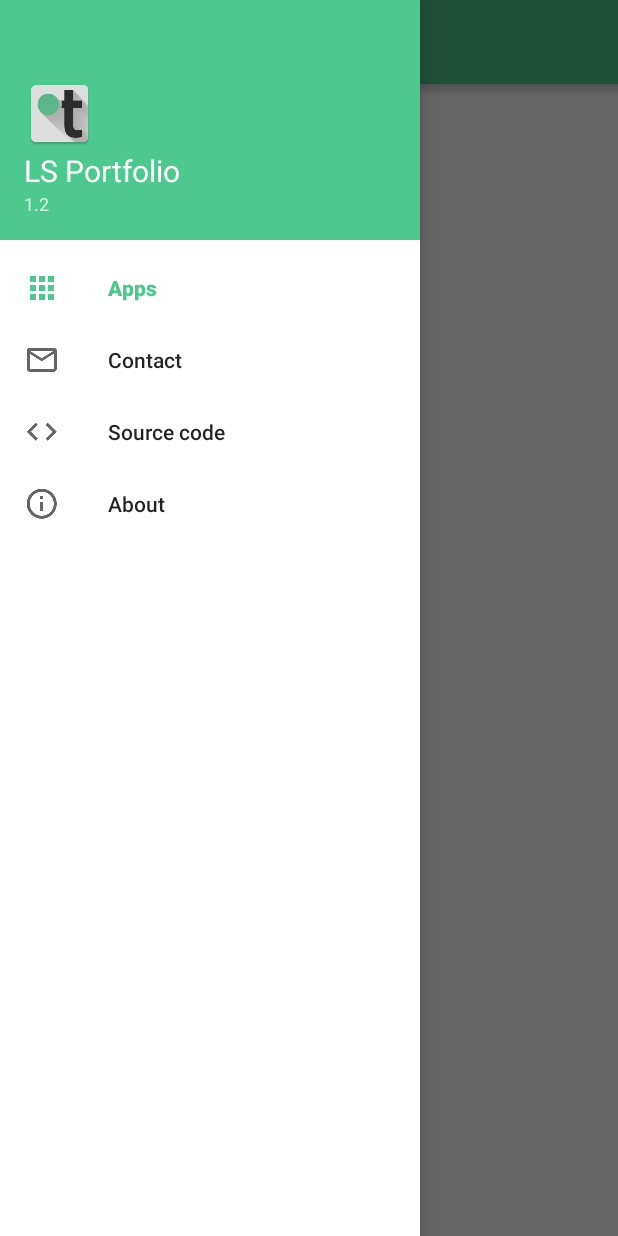
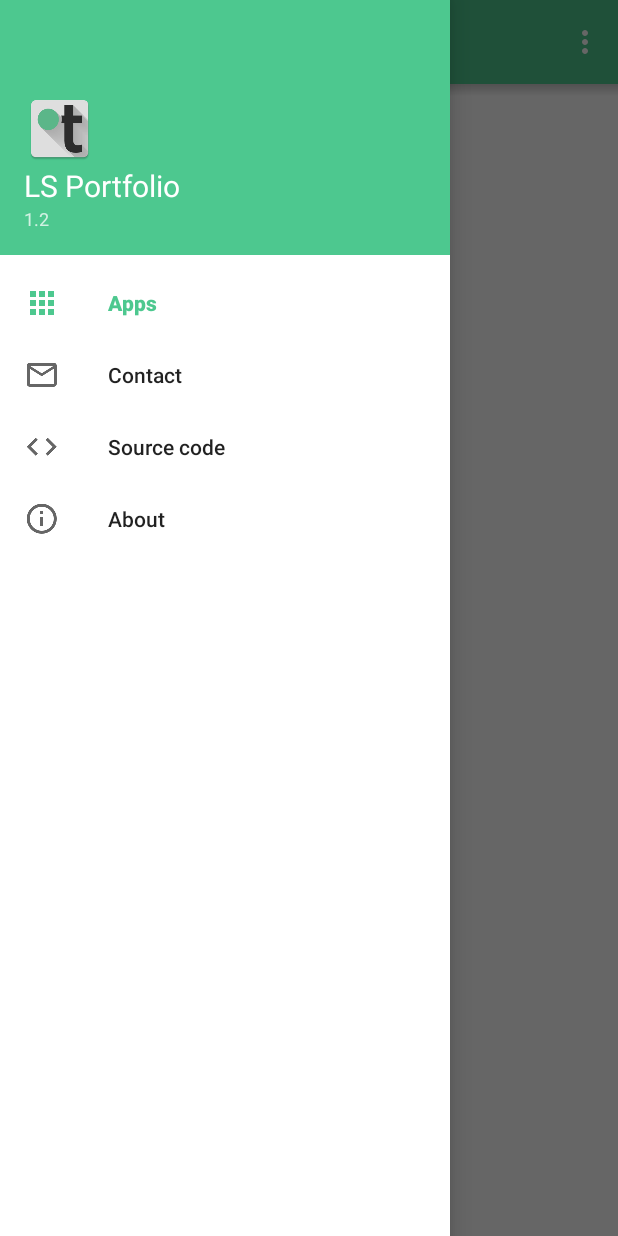
Before and after one commit to stedi-akk/LSPortfolio, an Android app: the fragment ContactFragment placed in its activity, with the side drawer open, on a phone screen of 412 x 824 dp. Run offline under Robolectric (Android 15) with nearby library versions, the phone set to English and light mode, and no system bars; our stand-ins replace ButterKnife, Dagger/Hilt's generated code, Picasso; libraries missing offline, so code that uses them is left out: rx.schedulers; pictures from the network do not load; 2 statements that could not run were skipped.

Commit message:
contact fragment menu + fixes

```diff
--- a/app/src/main/java/com/stedi/lsportfolio/ui/fragments/ContactFragment.java
+++ b/app/src/main/java/com/stedi/lsportfolio/ui/fragments/ContactFragment.java
@@ -1,19 +1,38 @@
 package com.stedi.lsportfolio.ui.fragments;
 
 import android.graphics.Color;
+import android.os.Build;
 import android.os.Bundle;
 import android.support.annotation.Nullable;
 import android.support.v4.app.Fragment;
 import android.view.LayoutInflater;
+import android.view.Menu;
+import android.view.MenuInflater;
+import android.view.MenuItem;
 import android.view.View;
 import android.view.ViewGroup;
 import android.webkit.WebChromeClient;
+import android.webkit.WebSettings;
 import android.webkit.WebView;
 
 import com.stedi.lsportfolio.R;
 import com.stedi.lsportfolio.ui.activity.ToolbarActivity;
 
+import butterknife.BindView;
+import butterknife.ButterKnife;
+import butterknife.Unbinder;
+
 public class ContactFragment extends Fragment {
+    @BindView(R.id.contact_fragment_web_view) WebView webView;
+    @BindView(R.id.contact_fragment_progress) View progressView;
+    private Unbinder unbinder;
+
+    @Override
+    public void onCreate(@Nullable Bundle savedInstanceState) {
+        super.onCreate(savedInstanceState);
+        setHasOptionsMenu(true);
+    }
+
     @Nullable
     @Override
     public View onCreateView(LayoutInflater inflater, ViewGroup container, Bundle savedInstanceState) {
@@ -22,19 +41,53 @@ public class ContactFragment extends Fragment {
         act.setToolbarTitle(R.string.contact);
 
         View root = inflater.inflate(R.layout.contact_fragment, container, false);
-        WebView webView = (WebView) root.findViewById(R.id.contact_fragment_web_view);
+        unbinder = ButterKnife.bind(this, root);
+
         webView.setBackgroundColor(Color.TRANSPARENT);
         webView.getSettings().setJavaScriptEnabled(true);
-
-        final View progressView = root.findViewById(R.id.contact_fragment_progress);
+        webView.getSettings().setRenderPriority(WebSettings.RenderPriority.HIGH);
         webView.setWebChromeClient(new WebChromeClient() {
             public void onProgressChanged(WebView view, int progress) {
-                if (progress >= 100)
+                if (progress >= 100) {
                     progressView.setVisibility(View.GONE);
+                    view.setVisibility(View.VISIBLE);
+                }
             }
         });
 
-        webView.loadUrl("http://public.looksoft.pl/portfolio/kontakt.html");
+        loadPage();
+
         return root;
     }
+
+    @Override
+    public void onCreateOptionsMenu(Menu menu, MenuInflater inflater) {
+        inflater.inflate(R.menu.contact_fragment, menu);
+    }
+
+    @Override
+    public boolean onOptionsItemSelected(MenuItem item) {
+        switch (item.getItemId()) {
+            case R.id.action_reload:
+                loadPage();
+                return true;
+            case R.id.action_clear_cache:
+                webView.clearCache(true);
+                return true;
+            default:
+                return false;
+        }
+    }
+
+    @Override
+    public void onDestroyView() {
+        super.onDestroyView();
+        unbinder.unbind();
+    }
+
+    private void loadPage() {
+        progressView.setVisibility(View.VISIBLE);
+        webView.setVisibility(View.INVISIBLE);
+        webView.loadUrl("http://public.looksoft.pl/portfolio/kontakt.html");
+    }
 }
--- a/app/src/main/res/layout-v21/navigation_view_impl.xml
+++ b/app/src/main/res/layout-v21/navigation_view_impl.xml
@@ -3,7 +3,7 @@
 
     <include
         layout="@layout/navigation_view"
-        android:layout_width="wrap_content"
+        android:layout_width="@dimen/navigation_view_width"
         android:layout_height="match_parent"
         android:layout_gravity="start"
         android:fitsSystemWindows="true" />
--- a/app/src/main/res/layout/drawer_activity.xml
+++ b/app/src/main/res/layout/drawer_activity.xml
@@ -20,7 +20,8 @@
                 android:id="@+id/toolbar"
                 android:layout_width="match_parent"
                 android:layout_height="?attr/actionBarSize"
-                android:background="?attr/colorPrimary" />
+                android:background="?attr/colorPrimary"
+                app:popupTheme="@style/ThemeOverlay.AppCompat.Light" />
 
         </android.support.design.widget.AppBarLayout>
 
--- a/app/src/main/res/layout/ls_app_activity.xml
+++ b/app/src/main/res/layout/ls_app_activity.xml
@@ -98,6 +98,8 @@
                     android:layout_width="match_parent"
                     android:layout_height="wrap_content"
                     android:layout_marginBottom="24dp"
+                    android:layout_marginLeft="@dimen/ls_app_activity_lr_padding"
+                    android:layout_marginRight="@dimen/ls_app_activity_lr_padding"
                     android:background="?attr/selectableItemBackground"
                     android:drawableTop="@drawable/ic_open_in_browser_black"
                     android:gravity="center_horizontal"
--- a/app/src/main/res/layout/navigation_header.xml
+++ b/app/src/main/res/layout/navigation_header.xml
@@ -1,7 +1,7 @@
 <?xml version="1.0" encoding="utf-8"?>
 <LinearLayout xmlns:android="http://schemas.android.com/apk/res/android"
     android:layout_width="match_parent"
-    android:layout_height="160dp"
+    android:layout_height="170dp"
     android:background="@color/palette_primary"
     android:gravity="bottom"
     android:orientation="vertical"
--- a/app/src/main/res/layout/navigation_view.xml
+++ b/app/src/main/res/layout/navigation_view.xml
@@ -3,7 +3,7 @@
     android:id="@+id/navigation_view"
     xmlns:android="http://schemas.android.com/apk/res/android"
     xmlns:app="http://schemas.android.com/apk/res-auto"
-    android:layout_width="wrap_content"
+    android:layout_width="@dimen/navigation_view_width"
     android:layout_height="match_parent"
     app:elevation="0dp"
     app:headerLayout="@layout/navigation_header"
--- /dev/null
+++ b/app/src/main/res/menu/contact_fragment.xml
@@ -0,0 +1,12 @@
+<?xml version="1.0" encoding="utf-8"?>
+<menu xmlns:android="http://schemas.android.com/apk/res/android"
+    xmlns:app="http://schemas.android.com/apk/res-auto">
+    <item
+        android:id="@+id/action_reload"
+        android:title="@string/reload"
+        app:showAsAction="never" />
+    <item
+        android:id="@+id/action_clear_cache"
+        android:title="@string/clear_cache"
+        app:showAsAction="never" />
+</menu>
--- a/app/src/main/res/values/dimens.xml
+++ b/app/src/main/res/values/dimens.xml
@@ -8,4 +8,5 @@
     <dimen name="ls_all_apps_lr_padding">16dp</dimen>
     <dimen name="ls_app_activity_lr_padding">24dp</dimen>
     <dimen name="navigation_view_text_size">14sp</dimen>
+    <dimen name="navigation_view_width">300dp</dimen>
 </resources>
--- a/app/src/main/res/values/strings.xml
+++ b/app/src/main/res/values/strings.xml
@@ -20,4 +20,6 @@
     <string name="source_code">Source code</string>
     <string name="ok" translatable="false">OK</string>
     <string name="open_in_browser">Open in browser</string>
+    <string name="reload">Reload</string>
+    <string name="clear_cache">Clear cache</string>
 </resources>
```
Also changed, not shown: 1 other file.
